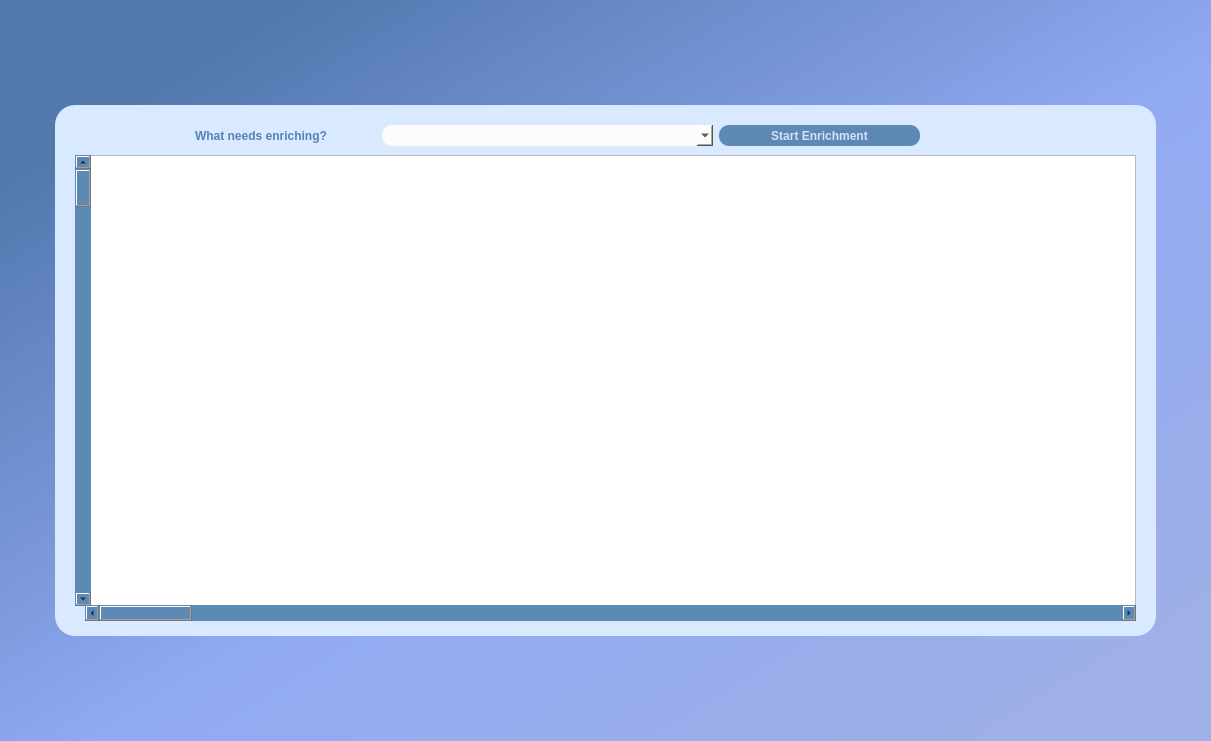
Old version of the form Enrichment.ui in the repository Cprudhomme/SpaLOD_qgis_plugin.
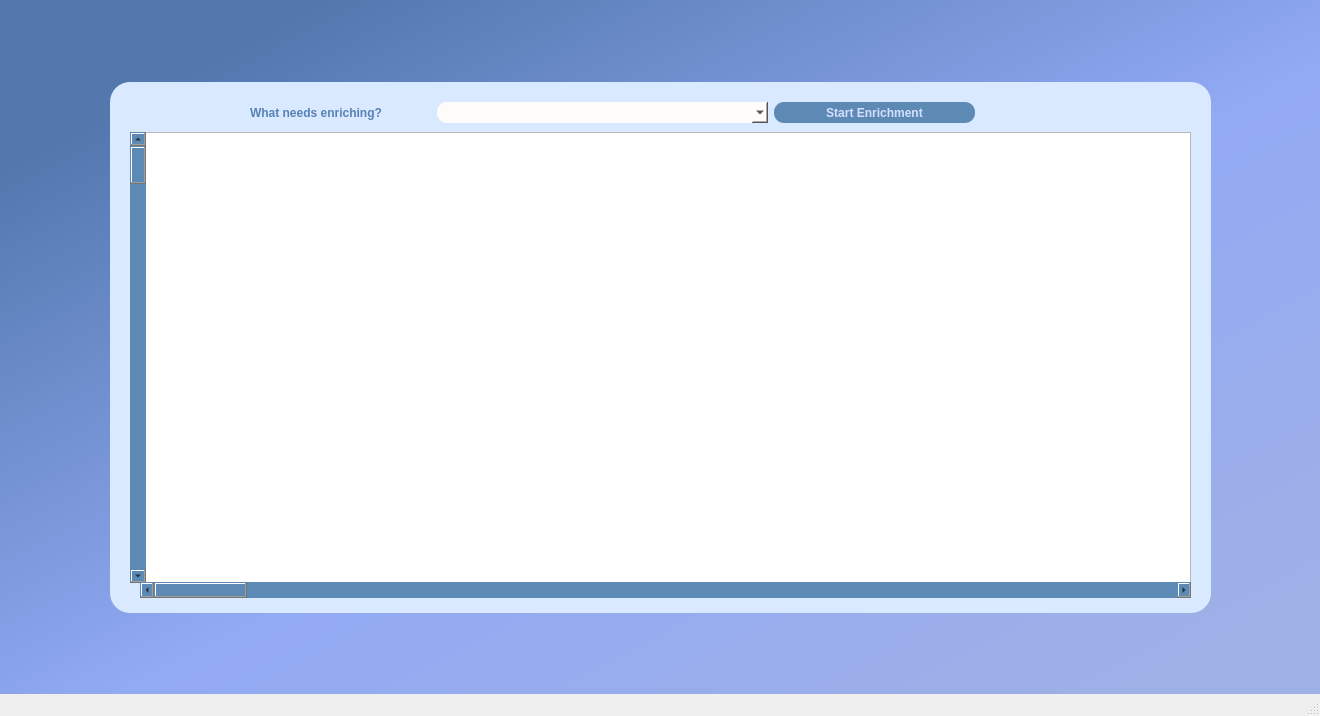
New version of the form.

```diff
--- a/Enrichment.ui
+++ b/Enrichment.ui
@@ -1,22 +1,23 @@
 <?xml version="1.0" encoding="UTF-8"?>
 <ui version="4.0">
- <class>Form</class>
- <widget class="QWidget" name="Form">
+ <class>Enrichment</class>
+ <widget class="QMainWindow" name="Enrichment">
   <property name="geometry">
    <rect>
     <x>0</x>
     <y>0</y>
-    <width>1211</width>
-    <height>741</height>
+    <width>1320</width>
+    <height>716</height>
    </rect>
   </property>
   <property name="windowTitle">
    <string>Form</string>
   </property>
   <property name="styleSheet">
-   <string notr="true">QObject#Form{
+   <string notr="true">QObject#centralwidget{
 background-color: qlineargradient(spread:repeat, x1:0, y1:0, x2:1, y2:1, stop:0.125 rgba(82, 120, 174, 255), stop:0.545455 rgba(146, 170, 244, 255), stop:0.931818 rgba(159, 176, 230, 255));}</string>
   </property>
+  <widget class="QWidget" name="centralwidget">
   <layout class="QGridLayout" name="gridLayout">
    <item row="0" column="1">
     <spacer name="verticalSpacer_top_Enrichment">
@@ -26,12 +27,25 @@
      <property name="sizeHint" stdset="0">
       <size>
        <width>20</width>
-       <height>0</height>
+        <height>54</height>
       </size>
      </property>
     </spacer>
    </item>
-   <item row="1" column="1" rowspan="2">
+    <item row="1" column="0">
+     <spacer name="horizontalSpacer">
+      <property name="orientation">
+       <enum>Qt::Horizontal</enum>
+      </property>
+      <property name="sizeHint" stdset="0">
+       <size>
+        <width>92</width>
+        <height>20</height>
+       </size>
+      </property>
+     </spacer>
+    </item>
+    <item row="1" column="1" colspan="2">
     <widget class="QFrame" name="Enrichment_frame">
      <property name="minimumSize">
       <size>
@@ -222,46 +236,45 @@
      </widget>
     </widget>
    </item>
-   <item row="1" column="2">
-    <spacer name="horizontalSpacer_right_Enrichment">
+    <item row="1" column="3">
+     <spacer name="horizontalSpacer_2">
      <property name="orientation">
       <enum>Qt::Horizontal</enum>
      </property>
      <property name="sizeHint" stdset="0">
       <size>
-       <width>4</width>
+        <width>91</width>
        <height>20</height>
       </size>
      </property>
     </spacer>
    </item>
-   <item row="2" column="0">
-    <spacer name="horizontalSpacer_left_Enrichment">
-     <property name="orientation">
-      <enum>Qt::Horizontal</enum>
-     </property>
-     <property name="sizeHint" stdset="0">
-      <size>
-       <width>3</width>
-       <height>20</height>
-      </size>
-     </property>
-    </spacer>
-   </item>
-   <item row="3" column="1">
-    <spacer name="verticalSpacer_bottom_Entichment">
+    <item row="2" column="2">
+     <spacer name="verticalSpacer">
      <property name="orientation">
       <enum>Qt::Vertical</enum>
      </property>
      <property name="sizeHint" stdset="0">
       <size>
        <width>20</width>
-       <height>1</height>
+        <height>54</height>
       </size>
      </property>
     </spacer>
    </item>
   </layout>
+  </widget>
+  <widget class="QMenuBar" name="menubar">
+   <property name="geometry">
+    <rect>
+     <x>0</x>
+     <y>0</y>
+     <width>1320</width>
+     <height>21</height>
+    </rect>
+   </property>
+  </widget>
+  <widget class="QStatusBar" name="statusbar"/>
  </widget>
  <resources/>
  <connections/>
```
Left out of the diff: 4 changed lines with no effect on the pictures. Lines whose indentation alone changed are shown as unchanged.
